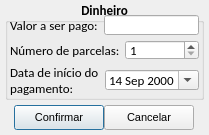
jmessias1725/sexloja, file loja/tela_pagamento_dinheiro.ui: the form before one commit.
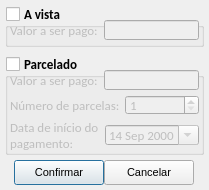
The form after the commit. Icons and pictures are not drawn.

What changed in the file:
```diff
--- a/loja/tela_pagamento_dinheiro.ui
+++ b/loja/tela_pagamento_dinheiro.ui
@@ -10,7 +10,7 @@
     <x>0</x>
     <y>0</y>
     <width>209</width>
-    <height>135</height>
+    <height>190</height>
    </rect>
   </property>
   <property name="minimumSize">
@@ -19,12 +19,6 @@
     <height>135</height>
    </size>
   </property>
-  <property name="maximumSize">
-   <size>
-    <width>209</width>
-    <height>135</height>
-   </size>
-  </property>
   <property name="windowTitle">
    <string>Pagamento</string>
   </property>
@@ -32,7 +26,7 @@
    <property name="geometry">
     <rect>
      <x>14</x>
-     <y>105</y>
+     <y>160</y>
      <width>90</width>
      <height>25</height>
     </rect>
@@ -66,7 +60,7 @@
    <property name="geometry">
     <rect>
      <x>104</x>
-     <y>105</y>
+     <y>160</y>
      <width>90</width>
      <height>25</height>
     </rect>
@@ -100,7 +94,7 @@
    <property name="geometry">
     <rect>
      <x>5</x>
-     <y>0</y>
+     <y>55</y>
      <width>199</width>
      <height>100</height>
     </rect>
@@ -114,10 +108,13 @@
     </font>
    </property>
    <property name="title">
-    <string>Dinheiro</string>
+    <string>Parcelado</string>
    </property>
-   <property name="alignment">
-    <set>Qt::AlignCenter</set>
+   <property name="checkable">
+    <bool>true</bool>
+   </property>
+   <property name="checked">
+    <bool>false</bool>
    </property>
    <widget class="QLabel" name="lb_valor">
     <property name="geometry">
@@ -281,6 +278,74 @@
     </property>
    </widget>
   </widget>
+  <widget class="QGroupBox" name="groupBox_2">
+   <property name="geometry">
+    <rect>
+     <x>5</x>
+     <y>5</y>
+     <width>199</width>
+     <height>42</height>
+    </rect>
+   </property>
+   <property name="font">
+    <font>
+     <family>Calibri</family>
+     <pointsize>10</pointsize>
+     <weight>75</weight>
+     <bold>true</bold>
+    </font>
+   </property>
+   <property name="title">
+    <string>A vista</string>
+   </property>
+   <property name="checkable">
+    <bool>true</bool>
+   </property>
+   <property name="checked">
+    <bool>false</bool>
+   </property>
+   <widget class="QLabel" name="lb_valor_3">
+    <property name="geometry">
+     <rect>
+      <x>5</x>
+      <y>15</y>
+      <width>93</width>
+      <height>20</height>
+     </rect>
+    </property>
+    <property name="font">
+     <font>
+      <weight>50</weight>
+      <bold>false</bold>
+     </font>
+    </property>
+    <property name="text">
+     <string>Valor a ser pago:</string>
+    </property>
+   </widget>
+   <widget class="QLineEdit" name="le_valor_avista">
+    <property name="geometry">
+     <rect>
+      <x>99</x>
+      <y>15</y>
+      <width>95</width>
+      <height>20</height>
+     </rect>
+    </property>
+    <property name="font">
+     <font>
+      <weight>50</weight>
+      <bold>false</bold>
+      <kerning>false</kerning>
+     </font>
+    </property>
+   </widget>
+  </widget>
+  <zorder>btn_confirmar</zorder>
+  <zorder>btn_cancelar</zorder>
+  <zorder>groupBox</zorder>
+  <zorder>groupBox_2</zorder>
+  <zorder>groupBox_2</zorder>
  </widget>
  <resources>
   <include location="imagens.qrc"/>
```
